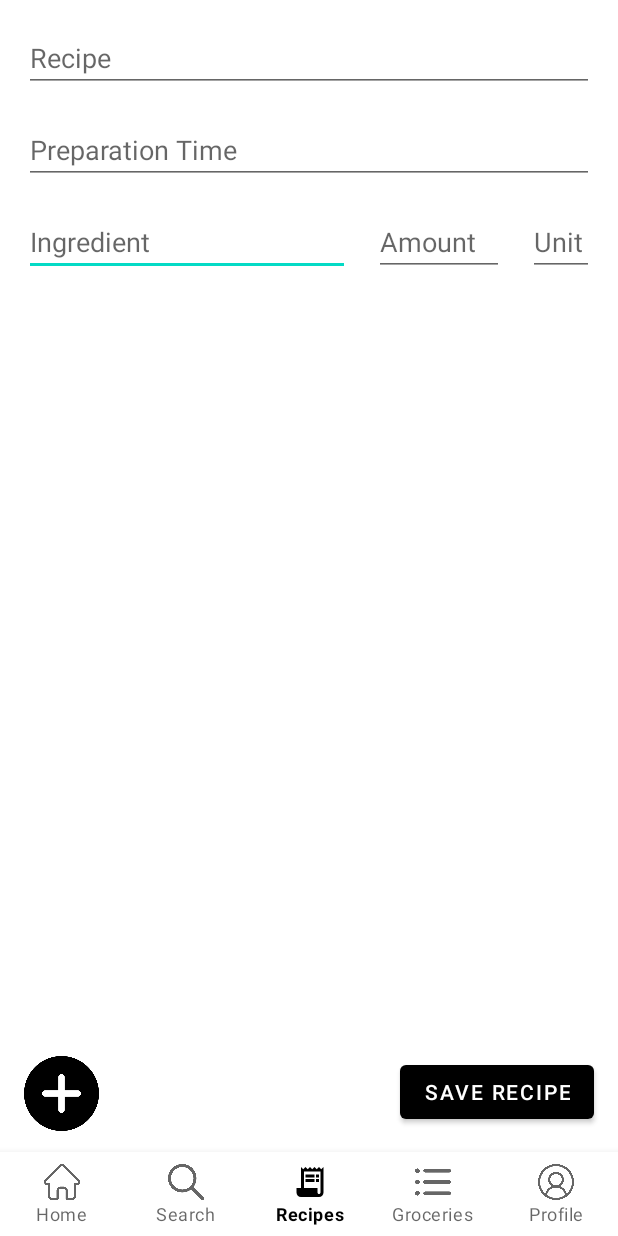
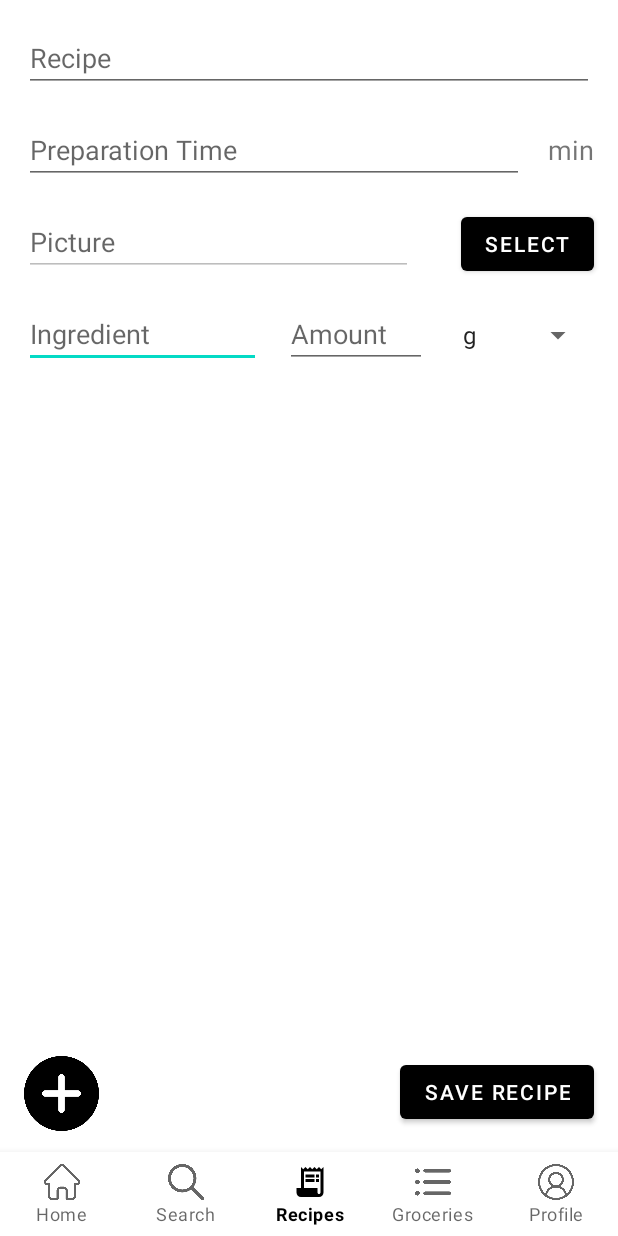
Before and after one commit to AdinHal/Recipe-inator, an Android app: the RandomActivity screen opened directly, with no data from a screen before it, on a phone screen of 412 x 824 dp. Run offline under Robolectric (Android 15) with nearby library versions, the phone set to English and light mode, and no system bars; our stand-ins replace Room's generated code.

Commit message:
Added picture to recipe creation

```diff
--- a/app/src/main/java/com/example/recipeinator/Activities/RandomActivity.java
+++ b/app/src/main/java/com/example/recipeinator/Activities/RandomActivity.java
@@ -1,6 +1,7 @@
 package com.example.recipeinator.Activities;
 
 import android.content.Intent;
+import android.net.Uri;
 import android.os.Build;
 import android.os.Bundle;
 import android.util.Log;
@@ -12,6 +13,11 @@ import android.widget.ImageView;
 import android.widget.ListView;
 import android.widget.NumberPicker;
 
+import androidx.activity.result.ActivityResult;
+import androidx.activity.result.ActivityResultCallback;
+import androidx.activity.result.ActivityResultLauncher;
+import androidx.activity.result.contract.ActivityResultContracts;
+import androidx.annotation.Nullable;
 import androidx.annotation.RequiresApi;
 import androidx.appcompat.app.AppCompatActivity;
 import androidx.recyclerview.widget.LinearLayoutManager;
@@ -37,7 +43,20 @@ import java.util.stream.Collectors;
 public class RandomActivity extends AppCompatActivity {
     private RecipeIngredientsAdapter adapter;
     private RecyclerView recyclerView;
+    private Uri pictureUri;
     private AppDatabase database;
+    private ImageView imageView;
+    private EditText pictureName;
+    private final ActivityResultLauncher<Intent> selectImageLauncher = registerForActivityResult(
+            new ActivityResultContracts.StartActivityForResult(),
+            result -> {
+                if (result.getData() != null) {
+                    pictureUri = result.getData().getData();
+                    pictureName.setText(pictureUri.getLastPathSegment());
+                    runOnUiThread(() -> imageView.setImageURI(result.getData().getData()));
+                }
+            }
+        );
 
     @Override
     protected void onCreate(Bundle savedInstanceState){
@@ -64,31 +83,34 @@ public class RandomActivity extends AppCompatActivity {
         ImageView addIngredient = findViewById(R.id.add_ingredient);
         addIngredient.setOnClickListener(v -> adapter.addItem());
 
+        imageView = findViewById(R.id.picture_preview);
+        pictureName = findViewById(R.id.recipe_picture);
+        Button selectPicture = findViewById(R.id.select_recipe_picture);
+        selectPicture.setOnClickListener(v -> selectImage());
     }
 
     private void selectImage(){
-        Intent getIntent = new Intent(Intent.ACTION_GET_CONTENT);
-        getIntent.setType("image/*");
-
-        Intent pickIntent = new Intent(Intent.ACTION_PICK);
-        pickIntent.setDataAndType(android.provider.MediaStore.Images.Media.EXTERNAL_CONTENT_URI, "image/*");
-
-        Intent chooserIntent = Intent.createChooser(getIntent, "Select Image");
-        chooserIntent.putExtra(Intent.EXTRA_INITIAL_INTENTS, new Intent[] {pickIntent});
-
-        startActivityForResult(chooserIntent, 1);
+        Intent intent = new Intent(Intent.ACTION_PICK,
+                android.provider.MediaStore.Images.Media.EXTERNAL_CONTENT_URI);
+        selectImageLauncher.launch(intent);
     }
 
     private void saveRecipe(){
 
         Recipe recipe = new Recipe(((EditText)findViewById(R.id.recipe_name)).getText().toString());
+        recipe.pictureUri = pictureUri.toString();
         for (int i = 0; i < adapter.getItemCount(); i++) {
             RecyclerView.ViewHolder viewHolder = recyclerView.findViewHolderForAdapterPosition(i);
             if (viewHolder != null){
-                String ingredient = ((EditText) viewHolder.itemView.findViewById(R.id.ingredient)).getText().toString();
+                String ingredientName = ((EditText) viewHolder.itemView.findViewById(R.id.ingredient)).getText().toString();
                 String count = ((EditText) viewHolder.itemView.findViewById(R.id.count)).getText().toString();
                 String unit = ((EditText) viewHolder.itemView.findViewById(R.id.unit)).getText().toString();
-                recipe.addIngredient(database.ingredientDao().getByName(ingredient), Integer.parseInt(count), unit);
+                Ingredient ingredient = database.ingredientDao().getByName(ingredientName);
+                if (ingredient == null){
+                    ingredient = new Ingredient(ingredientName);
+                    database.ingredientDao().insertAll(ingredient);
+                }
+                recipe.addIngredient(ingredient, Integer.parseInt(count), unit);
             }
         }
         database.recipeDao().insertAll(recipe);
--- a/app/src/main/java/com/example/recipeinator/models/Recipe.java
+++ b/app/src/main/java/com/example/recipeinator/models/Recipe.java
@@ -15,6 +15,7 @@ public class Recipe {
     @ColumnInfo(name = "recipe_id") public int id;
     @ColumnInfo(name = "name") public String name;
     @ColumnInfo(name = "preparation_time") public int preparationTime;
+    @ColumnInfo(name = "picture_uri") public String pictureUri;
     @Ignore private List<MeasuredIngredient> ingredients = new ArrayList<>();
 
     public Recipe(){
--- a/app/src/main/res/layout/activity_random.xml
+++ b/app/src/main/res/layout/activity_random.xml
@@ -17,7 +17,7 @@
         app:layout_constraintEnd_toEndOf="parent"
         app:layout_constraintHorizontal_bias="0.0"
         app:layout_constraintStart_toStartOf="parent"
-        app:layout_constraintTop_toBottomOf="@+id/preparation_time"
+        app:layout_constraintTop_toBottomOf="@+id/recipe_picture"
         app:layout_constraintVertical_bias="0.0" />
 
     <ImageView
@@ -62,9 +62,33 @@
         android:ems="10"
         android:inputType="number"
         android:hint="@string/preparation_time"
-        app:layout_constraintEnd_toEndOf="@+id/recipe_name"
+        app:layout_constraintEnd_toStartOf="@+id/minute"
         app:layout_constraintStart_toStartOf="@+id/recipe_name"
         app:layout_constraintTop_toBottomOf="@+id/recipe_name" />
+
+    <TextView
+        android:id="@+id/minute"
+        android:layout_width="wrap_content"
+        android:layout_height="wrap_content"
+        android:layout_marginStart="16dp"
+        android:text="@string/min"
+        android:textSize="18sp"
+        app:layout_constraintBaseline_toBaselineOf="@id/preparation_time"
+        app:layout_constraintEnd_toEndOf="@id/recipe_name"
+        app:layout_constraintStart_toEndOf="@id/preparation_time" />
+
+    <EditText
+        android:id="@+id/recipe_picture"
+        android:layout_width="0dp"
+        android:layout_height="wrap_content"
+        android:layout_marginTop="16dp"
+        android:ems="10"
+        android:enabled="false"
+        android:hint="@string/picture"
+        android:inputType="number"
+        app:layout_constraintStart_toStartOf="@+id/preparation_time"
+        app:layout_constraintTop_toBottomOf="@+id/preparation_time"
+        app:layout_constraintEnd_toStartOf="@id/picture_preview"/>
 
     <Button
         android:id="@+id/create_recipe"
@@ -76,4 +100,27 @@
         app:layout_constraintBottom_toTopOf="@+id/bottom_navbar"
         app:layout_constraintEnd_toEndOf="parent" />
 
+    <Button
+        android:id="@+id/select_recipe_picture"
+        android:layout_width="wrap_content"
+        android:layout_height="wrap_content"
+        android:layout_marginEnd="16dp"
+        android:text="@string/select"
+        app:layout_constraintEnd_toEndOf="parent"
+        app:layout_constraintBaseline_toBaselineOf="@+id/recipe_picture"
+        app:layout_constraintStart_toEndOf="@id/picture_preview"/>
+
+    <ImageView
+        android:id="@+id/picture_preview"
+        android:layout_width="wrap_content"
+        android:adjustViewBounds="true"
+        android:layout_height="60dp"
+        android:layout_marginStart="16dp"
+        android:layout_marginEnd="16dp"
+        app:layout_constraintBottom_toBottomOf="@+id/recipe_picture"
+        app:layout_constraintEnd_toStartOf="@+id/select_recipe_picture"
+        app:layout_constraintStart_toEndOf="@+id/recipe_picture"
+        app:layout_constraintTop_toTopOf="@+id/recipe_picture" />
+
+
 </androidx.constraintlayout.widget.ConstraintLayout>
--- a/app/src/main/res/layout/recipe_ingredient_view.xml
+++ b/app/src/main/res/layout/recipe_ingredient_view.xml
@@ -14,7 +14,7 @@
 
     <EditText
         android:id="@+id/count"
-        android:layout_weight="2"
+        android:layout_weight="3"
         android:layout_width="0dp"
         android:layout_height="wrap_content"
         android:layout_marginStart="16dp"
@@ -24,18 +24,16 @@
         android:hint="@string/amount"
         android:autofillHints=""/>
 
-    <EditText
+    <Spinner
         android:id="@+id/unit"
-        android:layout_weight="1"
+        android:layout_weight="3"
         android:layout_width="0dp"
         android:layout_height="wrap_content"
         android:layout_marginStart="16dp"
         android:ems="10"
-        android:inputType="textPersonName"
+        android:entries="@array/unit_array"
         app:layout_constraintEnd_toEndOf="parent"
         app:layout_constraintStart_toEndOf="@+id/editTextNumber"
-        app:layout_constraintTop_toTopOf="@+id/editTextNumber"
-        android:hint="@string/unit"
-        android:autofillHints="" />
+        app:layout_constraintTop_toTopOf="@+id/editTextNumber" />
 
 </LinearLayout>
--- a/app/src/main/res/values/strings.xml
+++ b/app/src/main/res/values/strings.xml
@@ -12,4 +12,8 @@
     <string name="preparation_time">Preparation Time</string>
     <string name="save_recipe">Save Recipe</string>
     <string name="recipes">Recipes</string>
+    <string name="recipe_picture">Recipe Picture</string>
+    <string name="picture">Picture</string>
+    <string name="select">Select</string>
+    <string name="min">min</string>
 </resources>
--- /dev/null
+++ b/app/src/main/res/values/unit_options.xml
@@ -0,0 +1,9 @@
+<?xml version="1.0" encoding="utf-8"?>
+<resources>
+    <string-array name="unit_array">
+        <item>g</item>
+        <item>pcs</item>
+        <item>tsp</item>
+        <item>tbsp</item>
+    </string-array>
+</resources>
```
